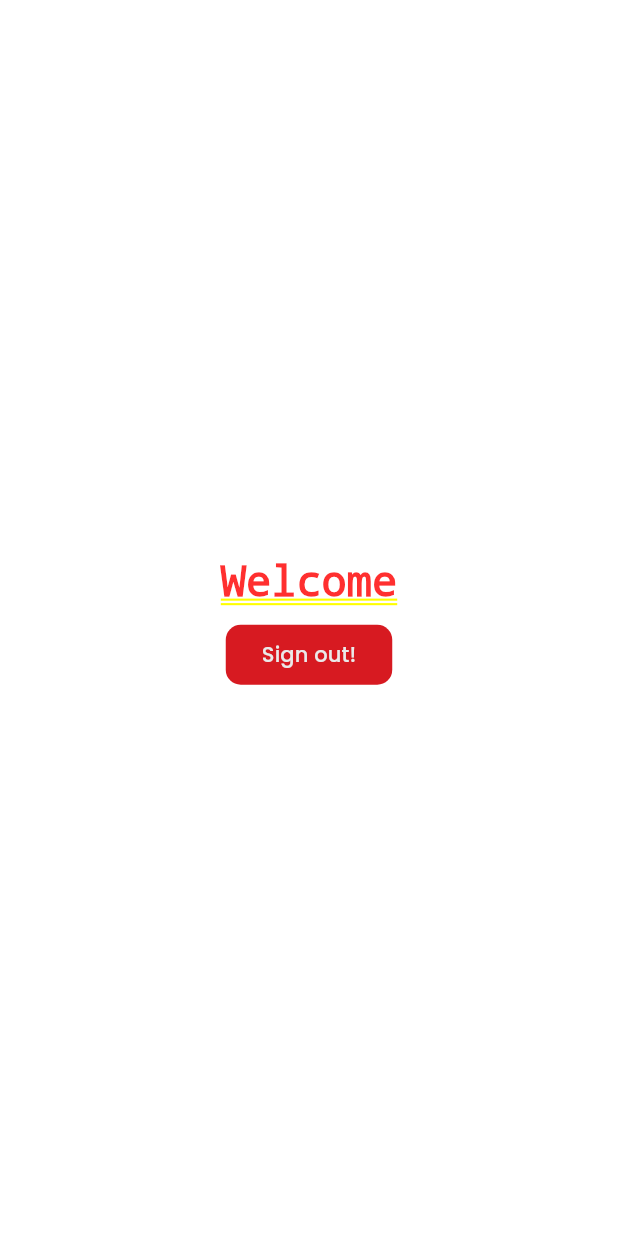
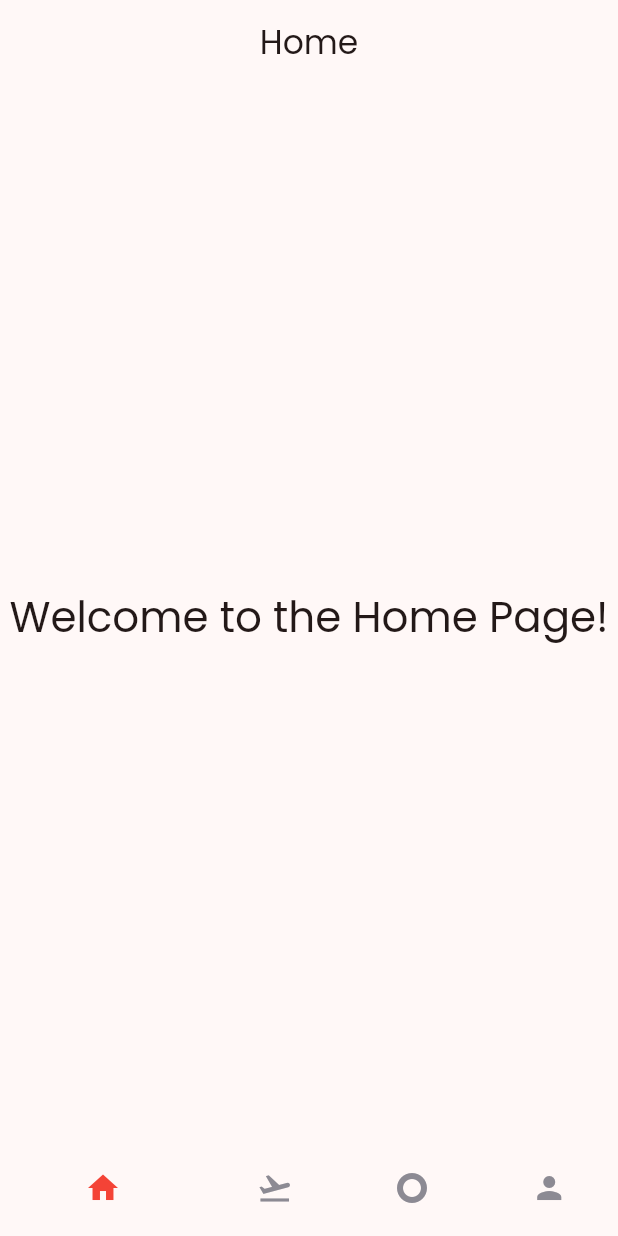
Before and after one commit to ali-shiekh16/flightly, a Flutter app: the screen it shows once a user with an empty profile is signed in, on a phone screen of 412 x 824 dp. Run offline on Flutter 3.47's test engine with Material 3 defaults, Android fonts, the phone set to English and light mode, and no system bars; our stand-ins replace flutter_dotenv, flutter_screenutil, supabase_flutter; accounts and stored records are empty.

Commit message:
updated with navbar and screens

```diff
--- /dev/null
+++ b/lib/pages/home_page.dart
@@ -0,0 +1,15 @@
+import 'package:flutter/material.dart';
+
+class HomePage extends StatelessWidget {
+  const HomePage({super.key});
+
+  @override
+  Widget build(BuildContext context) {
+    return Center(
+      child: Text(
+        'Welcome to the Home Page!',
+        style: Theme.of(context).textTheme.headlineMedium,
+      ),
+    );
+  }
+}
--- /dev/null
+++ b/lib/pages/home_screen.dart
@@ -0,0 +1,60 @@
+import 'package:flutter/material.dart';
+import 'home_page.dart';
+import 'book_flight_page.dart';
+import 'my_trips_page.dart';
+import 'profile_page.dart';
+
+class HomeScreen extends StatefulWidget {
+  const HomeScreen({super.key});
+
+  @override
+  State<HomeScreen> createState() => _HomeScreenState();
+}
+
+class _HomeScreenState extends State<HomeScreen> {
+  int _selectedIndex = 0;
+
+  final List<Widget> _pages = [
+    const HomePage(),
+    const BookFlightPage(),
+    const MyTripsPage(),
+    const ProfilePage(),
+  ];
+
+  void _onItemTapped(int index) {
+    setState(() {
+      _selectedIndex = index;
+    });
+  }
+
+  @override
+  Widget build(BuildContext context) {
+    return Scaffold(
+      appBar: AppBar(
+        title: Text(
+          _selectedIndex == 0
+              ? 'Home'
+              : _selectedIndex == 1
+                  ? 'Book Flight'
+                  : _selectedIndex == 2
+                      ? 'My Trips'
+                      : 'Profile',
+        ),
+      ),
+      body: _pages[_selectedIndex],
+      bottomNavigationBar: BottomNavigationBar(
+        items: const [
+          BottomNavigationBarItem(icon: Icon(Icons.home), label: 'Home'),
+          BottomNavigationBarItem(
+              icon: Icon(Icons.flight_takeoff), label: 'Book Flight'),
+          BottomNavigationBarItem(
+              icon: Icon(Icons.trip_origin), label: 'My Trips'),
+          BottomNavigationBarItem(icon: Icon(Icons.person), label: 'Profile'),
+        ],
+        currentIndex: _selectedIndex,
+        onTap: _onItemTapped,
+        selectedItemColor: Colors.red,
+      ),
+    );
+  }
+}
--- a/lib/pages/start_page.dart
+++ b/lib/pages/start_page.dart
@@ -4,7 +4,6 @@ import 'package:flightly/app/theme/colors.dart';
 import 'package:flightly/core/utils/form_validations.dart';
 import 'package:flightly/widgets/auth_field.dart';
 import 'package:flutter/material.dart';
-import 'package:google_sign_in/google_sign_in.dart';
 import 'package:supabase_flutter/supabase_flutter.dart';
 
 class StartPage extends StatefulWidget {
```
Also changed, not shown: lib/app/auth/auth_page.dart (+9 -3 lines), lib/pages/book_flight_page.dart (added, +15 -0 lines), lib/pages/my_trips_page.dart (added, +15 -0 lines), lib/pages/profile_page.dart (added, +15 -0 lines).
